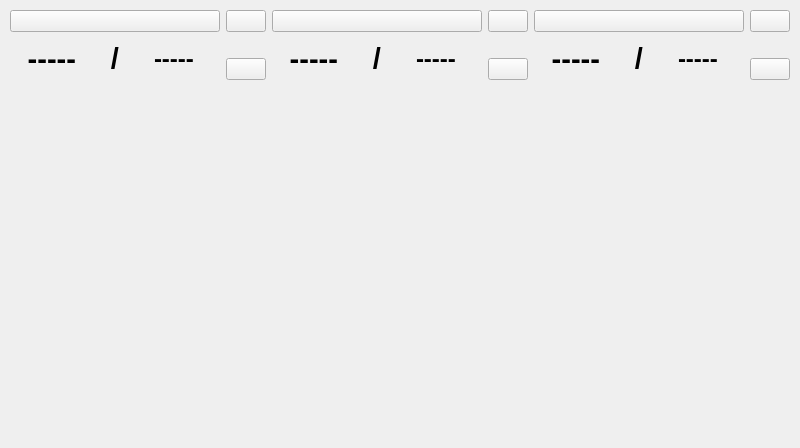
Before: the Qt Designer form ClientApp/qt/temperaturepage_qt.ui in re3Dprinting/touchscreen, drawn with Qt 5.
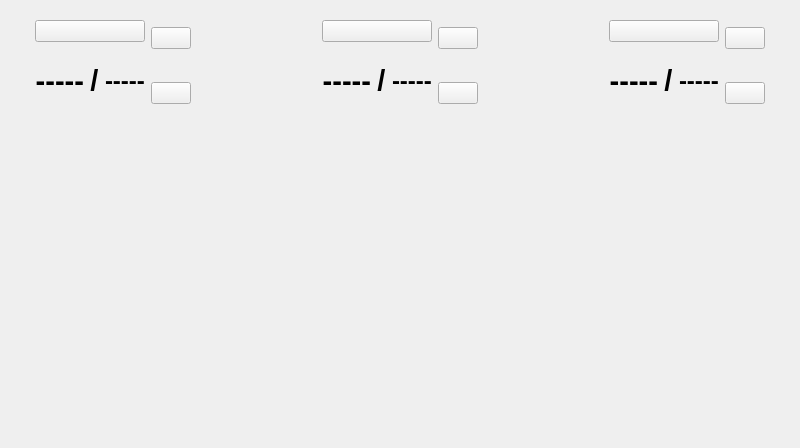
After: the same form once the commit is applied. Icons and pictures are not drawn.

What changed in the file:
```diff
--- a/ClientApp/qt/temperaturepage_qt.ui
+++ b/ClientApp/qt/temperaturepage_qt.ui
@@ -24,28 +24,34 @@
     <number>10</number>
    </property>
    <property name="leftMargin">
-    <number>10</number>
+    <number>0</number>
    </property>
    <property name="topMargin">
-    <number>10</number>
+    <number>0</number>
    </property>
    <property name="rightMargin">
-    <number>10</number>
+    <number>0</number>
    </property>
    <property name="bottomMargin">
-    <number>10</number>
+    <number>0</number>
    </property>
    <item>
     <widget class="QWidget" name="widget_2" native="true">
+     <property name="sizePolicy">
+      <sizepolicy hsizetype="Preferred" vsizetype="Preferred">
+       <horstretch>0</horstretch>
+       <verstretch>0</verstretch>
+      </sizepolicy>
+     </property>
      <layout class="QHBoxLayout" name="horizontalLayout_4">
       <property name="leftMargin">
-       <number>0</number>
+       <number>35</number>
       </property>
       <property name="topMargin">
-       <number>0</number>
+       <number>20</number>
       </property>
       <property name="rightMargin">
-       <number>0</number>
+       <number>35</number>
       </property>
       <property name="bottomMargin">
        <number>0</number>
@@ -64,7 +70,7 @@
           <property name="iconSize">
            <size>
             <width>100</width>
-            <height>99</height>
+            <height>100</height>
            </size>
           </property>
          </widget>
@@ -73,6 +79,12 @@
          <layout class="QHBoxLayout" name="horizontalLayout">
           <item>
            <widget class="QLabel" name="e0temp">
+            <property name="sizePolicy">
+             <sizepolicy hsizetype="Preferred" vsizetype="Preferred">
+              <horstretch>0</horstretch>
+              <verstretch>0</verstretch>
+             </sizepolicy>
+            </property>
             <property name="font">
              <font>
               <pointsize>22</pointsize>
@@ -90,6 +102,18 @@
           </item>
           <item>
            <widget class="QLabel" name="e0slash">
+            <property name="sizePolicy">
+             <sizepolicy hsizetype="Preferred" vsizetype="Fixed">
+              <horstretch>0</horstretch>
+              <verstretch>0</verstretch>
+             </sizepolicy>
+            </property>
+            <property name="minimumSize">
+             <size>
+              <width>0</width>
+              <height>65</height>
+             </size>
+            </property>
             <property name="font">
              <font>
               <pointsize>22</pointsize>
@@ -107,6 +131,12 @@
           </item>
           <item>
            <widget class="QLabel" name="w_label_extruder0_setpoint">
+            <property name="sizePolicy">
+             <sizepolicy hsizetype="Preferred" vsizetype="Preferred">
+              <horstretch>0</horstretch>
+              <verstretch>0</verstretch>
+             </sizepolicy>
+            </property>
             <property name="font">
              <font>
               <pointsize>18</pointsize>
@@ -191,6 +221,19 @@
         </item>
        </layout>
       </item>
+      <item>
+       <spacer name="horizontalSpacer">
+        <property name="orientation">
+         <enum>Qt::Horizontal</enum>
+        </property>
+        <property name="sizeHint" stdset="0">
+         <size>
+          <width>40</width>
+          <height>20</height>
+         </size>
+        </property>
+       </spacer>
+      </item>
       <item>
        <layout class="QVBoxLayout" name="verticalLayout_5">
         <item>
@@ -205,7 +248,7 @@
           <property name="iconSize">
            <size>
             <width>100</width>
-            <height>99</height>
+            <height>100</height>
            </size>
           </property>
          </widget>
@@ -214,6 +257,12 @@
          <layout class="QHBoxLayout" name="horizontalLayout_2">
           <item>
            <widget class="QLabel" name="e1temp">
+            <property name="sizePolicy">
+             <sizepolicy hsizetype="Preferred" vsizetype="Preferred">
+              <horstretch>0</horstretch>
+              <verstretch>0</verstretch>
+             </sizepolicy>
+            </property>
             <property name="font">
              <font>
               <pointsize>22</pointsize>
@@ -231,6 +280,18 @@
           </item>
           <item>
            <widget class="QLabel" name="e1slash">
+            <property name="sizePolicy">
+             <sizepolicy hsizetype="Preferred" vsizetype="Fixed">
+              <horstretch>0</horstretch>
+              <verstretch>0</verstretch>
+             </sizepolicy>
+            </property>
+            <property name="minimumSize">
+             <size>
+              <width>0</width>
+              <height>65</height>
+             </size>
+            </property>
             <property name="font">
              <font>
               <pointsize>22</pointsize>
@@ -248,6 +309,12 @@
           </item>
           <item>
            <widget class="QLabel" name="w_label_extruder1_setpoint">
+            <property name="sizePolicy">
+             <sizepolicy hsizetype="Preferred" vsizetype="Preferred">
+              <horstretch>0</horstretch>
+              <verstretch>0</verstretch>
+             </sizepolicy>
+            </property>
             <property name="font">
              <font>
               <pointsize>18</pointsize>
@@ -332,6 +399,19 @@
         </item>
        </layout>
       </item>
+      <item>
+       <spacer name="horizontalSpacer_2">
+        <property name="orientation">
+         <enum>Qt::Horizontal</enum>
+        </property>
+        <property name="sizeHint" stdset="0">
+         <size>
+          <width>40</width>
+          <height>20</height>
+         </size>
+        </property>
+       </spacer>
+      </item>
       <item>
        <layout class="QVBoxLayout" name="verticalLayout_6">
         <item>
@@ -346,7 +426,7 @@
           <property name="iconSize">
            <size>
             <width>100</width>
-            <height>99</height>
+            <height>100</height>
            </size>
           </property>
          </widget>
@@ -355,6 +435,12 @@
          <layout class="QHBoxLayout" name="horizontalLayout_3">
           <item>
            <widget class="QLabel" name="bedtemp">
+            <property name="sizePolicy">
+             <sizepolicy hsizetype="Preferred" vsizetype="Preferred">
+              <horstretch>0</horstretch>
+              <verstretch>0</verstretch>
+             </sizepolicy>
+            </property>
             <property name="font">
              <font>
               <pointsize>22</pointsize>
@@ -372,6 +458,18 @@
           </item>
           <item>
            <widget class="QLabel" name="bedslash">
+            <property name="sizePolicy">
+             <sizepolicy hsizetype="Preferred" vsizetype="Fixed">
+              <horstretch>0</horstretch>
+              <verstretch>0</verstretch>
+             </sizepolicy>
+            </property>
+            <property name="minimumSize">
+             <size>
+              <width>0</width>
+              <height>65</height>
+             </size>
+            </property>
             <property name="font">
              <font>
               <pointsize>22</pointsize>
@@ -389,6 +487,12 @@
           </item>
           <item>
            <widget class="QLabel" name="w_label_bed_setpoint">
+            <property name="sizePolicy">
+             <sizepolicy hsizetype="Preferred" vsizetype="Preferred">
+              <horstretch>0</horstretch>
+              <verstretch>0</verstretch>
+             </sizepolicy>
+            </property>
             <property name="font">
              <font>
               <pointsize>18</pointsize>
```
